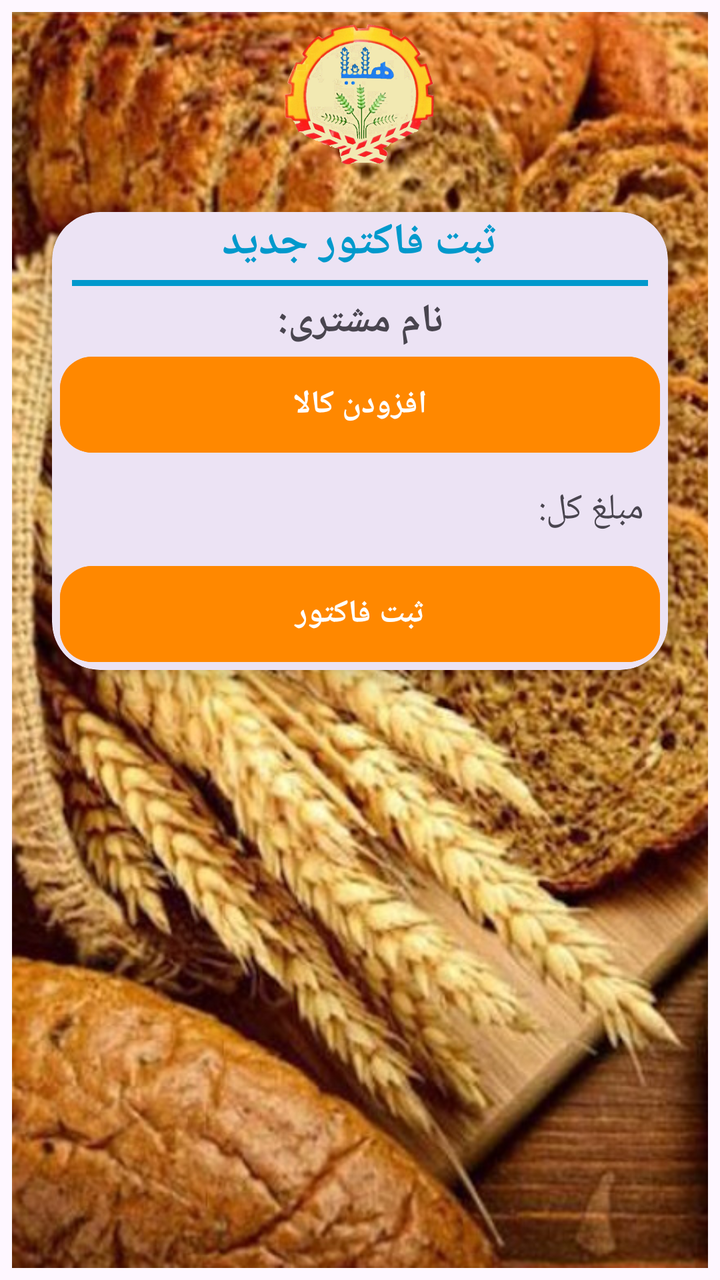
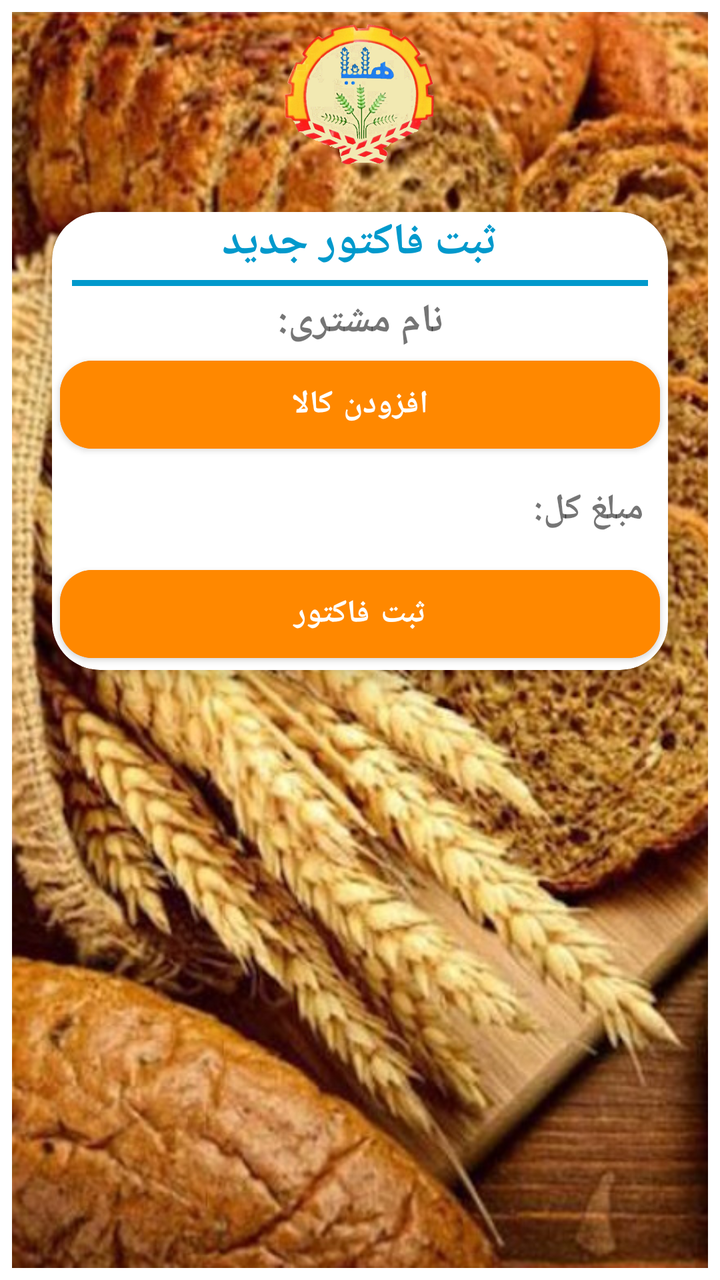

Screens rendered from an Android XML layout before and after an edit, with the pre-edit source and the edit as a unified diff.
<!-- AndroidManifest.xml: application theme Theme.Helia -->
<!-- res/layout/activity_invoice.xml -->
<?xml version="1.0" encoding="utf-8"?>
<ScrollView xmlns:android="http://schemas.android.com/apk/res/android"
    xmlns:app="http://schemas.android.com/apk/res-auto"
    xmlns:tools="http://schemas.android.com/tools"
    android:id="@+id/main"
    android:layout_width="match_parent"
    android:layout_height="match_parent"
    android:fillViewport="true">

    <androidx.constraintlayout.widget.ConstraintLayout
        android:layout_width="match_parent"
        android:layout_height="wrap_content"
        android:padding="6dp">
        
        <ImageView
            android:id="@+id/ivBackground"
            android:layout_width="0dp"
            android:layout_height="0dp"
            android:scaleType="centerCrop"
            android:src="@drawable/h62"
            app:layout_constraintBottom_toBottomOf="parent"
            app:layout_constraintEnd_toEndOf="parent"
            app:layout_constraintStart_toStartOf="parent"
            app:layout_constraintTop_toTopOf="parent" />

        
        <ImageView
            android:id="@+id/ivLogo"
            android:layout_width="80dp"
            android:layout_height="80dp"
            android:layout_marginBottom="24dp"
            android:src="@drawable/helia2"
            app:layout_constraintEnd_toEndOf="parent"
            app:layout_constraintStart_toStartOf="parent"
            app:layout_constraintTop_toTopOf="@id/ivBackground" />

        <com.google.android.material.card.MaterialCardView
            android:id="@+id/cardContainer"
            android:layout_width="match_parent"
            android:layout_height="wrap_content"
            android:layout_margin="20dp"
            android:layout_marginTop="80dp"
            app:cardCornerRadius="24dp"
            app:cardElevation="8dp"
            app:layout_constraintLeft_toLeftOf="@id/ivBackground"
            app:layout_constraintTop_toBottomOf="@id/ivLogo"
            app:strokeWidth="0dp">

            <LinearLayout
                android:layout_width="match_parent"
                android:layout_height="match_parent"
                android:orientation="vertical">

                <TextView
                    android:layout_width="wrap_content"
                    android:layout_height="wrap_content"
                    android:layout_gravity="center"
                    android:text="ثبت فاکتور جدید"
                    android:textColor="#0099CC"
                    android:textSize="22sp"
                    android:textStyle="bold" />

                <View
                    android:layout_width="wrap_content"
                    android:layout_height="3dp"
                    android:layout_gravity="center"
                    android:layout_marginLeft="10dp"
                    android:layout_marginTop="4dp"
                    android:layout_marginRight="10dp"
                    android:layout_marginBottom="4dp"
                    android:background="#0099CC" />

                <TextView
                    android:id="@+id/txtCustomer"
                    android:layout_width="match_parent"
                    android:layout_height="wrap_content"
                    android:textAlignment="center"
                    android:textStyle="bold"
                    android:text="نام مشتری:"
                    android:textSize="20sp" />



                <com.google.android.material.button.MaterialButton
                    android:id="@+id/btnAddProduct"
                    android:layout_width="match_parent"
                    android:layout_height="56dp"
                    android:layout_marginLeft="4dp"
                    android:layout_marginRight="4dp"
                    android:backgroundTint="@android:color/holo_orange_dark"
                    android:text="افزودن کالا"
                    android:textColor="@color/white"
                    android:textSize="16sp"
                    android:textStyle="bold"
                    app:cornerRadius="16dp" />

                <androidx.recyclerview.widget.RecyclerView
                    android:id="@+id/rvItems"
                    android:layout_width="match_parent"
                    android:layout_height="0dp"
                    android:layout_weight="1" />

                <TextView
                    android:id="@+id/txtTotal"
                    android:layout_width="match_parent"
                    android:layout_height="wrap_content"
                    android:padding="12dp"
                    android:text="مبلغ کل:"
                    android:textSize="18sp" />

                <com.google.android.material.button.MaterialButton
                    android:id="@+id/btnSaveInvoice"
                    android:layout_width="match_parent"
                    android:layout_height="56dp"
                    android:layout_marginLeft="4dp"
                    android:layout_marginRight="4dp"
                    android:backgroundTint="@android:color/holo_orange_dark"
                    android:text="ثبت فاکتور"
                    android:textColor="@color/white"
                    android:textSize="16sp"
                    android:textStyle="bold"
                    app:cornerRadius="16dp" />


            </LinearLayout>
        </com.google.android.material.card.MaterialCardView>
    </androidx.constraintlayout.widget.ConstraintLayout>
</ScrollView>
<!-- resources referenced by this layout -->
<resources>
  <color name="white">#FFFFFFFF</color>
  <!-- drawable h62: jpg bitmap (drawable, 373856 bytes) -->
  <!-- drawable helia2: png bitmap (drawable, 226367 bytes) -->
  <style name="Theme.Helia" parent="Base.Theme.Helia" />
  <style name="Base.Theme.Helia" parent="Theme.Material3.DayNight.NoActionBar">
          
          
      </style>
</resources>

<!-- the commit's change to res/layout/activity_invoice.xml (unified diff, before → after) -->
@@ -52,6 +52,7 @@
                 android:orientation="vertical">
 
                 <TextView
+                    android:id="@+id/txtInvoiceTitle"
                     android:layout_width="wrap_content"
                     android:layout_height="wrap_content"
                     android:layout_gravity="center"
@@ -79,8 +80,6 @@
                     android:text="نام مشتری:"
                     android:textSize="20sp" />
 
-
-
                 <com.google.android.material.button.MaterialButton
                     android:id="@+id/btnAddProduct"
                     android:layout_width="match_parent"
@@ -106,7 +105,8 @@
                     android:layout_height="wrap_content"
                     android:padding="12dp"
                     android:text="مبلغ کل:"
-                    android:textSize="18sp" />
+                    android:textSize="18sp"
+                    android:textStyle="bold" />
 
                 <com.google.android.material.button.MaterialButton
                     android:id="@+id/btnSaveInvoice"
<!-- resource entries referenced after the edit -->
@@ -3,10 +3,14 @@
   <color name="white">#FFFFFFFF</color>
   <!-- drawable h62: jpg bitmap (drawable, 373856 bytes) -->
   <!-- drawable helia2: png bitmap (drawable, 226367 bytes) -->
-  <style name="Theme.Helia" parent="Base.Theme.Helia" />
-  <style name="Base.Theme.Helia" parent="Theme.Material3.DayNight.NoActionBar">
-          
-          
+  <style name="Theme.Helia" parent="Theme.MaterialComponents.DayNight.NoActionBar">
+  
+          <item name="android:statusBarColor">@android:color/white</item>
+          <item name="android:navigationBarColor">@android:color/white</item>
+  
+          <item name="android:windowLightStatusBar">true</item>
+          <item name="android:windowLightNavigationBar">true</item>
+  
       </style>
 </resources>
 
